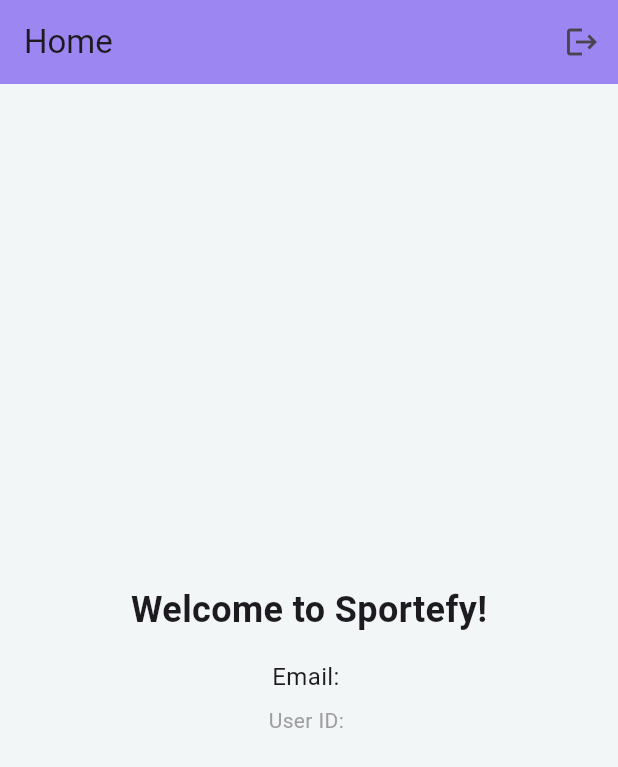
After one commit to Zohaib24648/sportefy_flutter, a Flutter app: the screen it shows once a user with an empty profile is signed in, on a phone screen of 412 x 824 dp. The commit adds this screen. Shown: the top 767 px of the screen. Run offline on Flutter 3.47's test engine with Material 3 defaults, Android fonts, the light colour scheme and no system bars; our stand-ins replace drift, drift_flutter, flutter_bloc, flutter_dotenv, get_it, injectable and 1 more; accounts and stored records are empty; generated files the repository leaves out were written again; network calls fail.

Commit message:
added bloc and supabase

```diff
--- a/lib/bloc/auth/auth_event.dart
+++ b/lib/bloc/auth/auth_event.dart
@@ -1,40 +1,33 @@
-//lib/bloc/auth/auth_event.dart
-import 'package:equatable/equatable.dart';
-import 'package:sportefy/data/model/Signin_request.dart';
-import '../../data/model/signup_request.dart';
+part of 'auth_bloc.dart';
 
-abstract class AuthEvent extends Equatable {
-  const AuthEvent();
+abstract class AuthEvent {}
 
-  @override
-  List<Object?> get props => [];
+class AuthCheckRequested extends AuthEvent {}
+
+class SignInRequested extends AuthEvent {
+  final SignInRequest signInRequest;
+
+  SignInRequested({required this.signInRequest});
 }
 
 class SignUpRequested extends AuthEvent {
   final SignupRequest signupRequest;
 
-  const SignUpRequested({required this.signupRequest});
-
-  @override
-  List<Object?> get props => [signupRequest];
+  SignUpRequested({required this.signupRequest});
 }
 
+enum OAuthProviderTypes { apple, google, facebook }
+
 class OAuthSignInRequested extends AuthEvent {
-  final OAuthProvider provider;
+  final supabase.OAuthProvider provider;
 
-  const OAuthSignInRequested({required this.provider});
-
-  @override
-  List<Object?> get props => [provider];
+  OAuthSignInRequested({required this.provider});
 }
 
-class SignInRequested extends AuthEvent {
-  final SignInRequest signInRequest;
+class SignOutRequested extends AuthEvent {}
 
-  const SignInRequested({required this.signInRequest});
+class SupabaseAuthStateChanged extends AuthEvent {
+  final supabase.AuthState supabaseAuthState;
 
-  @override
-  List<Object?> get props => [signInRequest];
+  SupabaseAuthStateChanged(this.supabaseAuthState);
 }
-
-enum OAuthProvider { apple, google, facebook }
--- a/lib/bloc/auth/auth_state.dart
+++ b/lib/bloc/auth/auth_state.dart
@@ -1,33 +1,27 @@
-//lib/bloc/auth/auth_state.dart
-import 'package:equatable/equatable.dart';
+part of 'auth_bloc.dart';
 
-import '../../data/model/user.dart';
-
-abstract class AuthState extends Equatable {
-  const AuthState();
-
-  @override
-  List<Object?> get props => [];
-}
+abstract class AuthState {}
 
 class AuthInitial extends AuthState {}
 
 class AuthLoading extends AuthState {}
 
 class AuthSuccess extends AuthState {
-  final User user;
+  final String? message;
 
-  const AuthSuccess({required this.user});
-
-  @override
-  List<Object?> get props => [user];
+  AuthSuccess({this.message});
 }
 
-class AuthFailure extends AuthState {
+class AuthError extends AuthState {
   final String error;
 
-  const AuthFailure({required this.error});
+  AuthError(this.error);
+}
 
-  @override
-  List<Object?> get props => [error];
+class Authenticated extends AuthState {
+  final supabase.User user;
+
+  Authenticated(this.user);
 }
+
+class Unauthenticated extends AuthState {}
--- /dev/null
+++ b/lib/data/repository/i_auth_repository.dart
@@ -0,0 +1,22 @@
+import 'package:supabase_flutter/supabase_flutter.dart';
+
+abstract class IAuthRepository {
+  Future<void> signInWithEmailAndPassword({
+    required String email,
+    required String password,
+  });
+
+  Future<void> signUpWithEmailAndPassword({
+    required String email,
+    required String password,
+    Map<String, dynamic>? metadata,
+  });
+
+  Future<void> signInWithOAuth(OAuthProvider provider);
+
+  Future<void> signOut();
+
+  Stream<AuthState> get authStateChanges;
+
+  User? get currentUser;
+}
--- a/lib/main.dart
+++ b/lib/main.dart
@@ -1,17 +1,34 @@
-//lib/main.dart
-
 import 'package:flutter/material.dart';
 import 'package:flutter_bloc/flutter_bloc.dart';
-import 'package:sportefy/presentation/constants/app_colors.dart';
-import 'package:sportefy/presentation/screens/auth/signin_screen.dart';
-import 'package:sportefy/presentation/screens/auth/signup_screen.dart';
+import 'package:flutter_dotenv/flutter_dotenv.dart';
+import 'package:sportefy/presentation/screens/general/splash_screen.dart';
+import 'package:supabase_flutter/supabase_flutter.dart' hide AuthState;
+import 'bloc/auth/auth_bloc.dart';
+import 'dependency_injection.dart';
+import 'presentation/screens/auth/signin_screen.dart';
+import 'presentation/screens/auth/signup_screen.dart';
+import 'presentation/screens/home/home_screen.dart';
 
-import 'bloc/auth/auth_bloc.dart';
-import 'data/repository/auth_repository.dart';
+Future<void> main() async {
+  WidgetsFlutterBinding.ensureInitialized();
+  await dotenv.load(fileName: ".env");
 
-void main() {
-  WidgetsFlutterBinding.ensureInitialized();
-  runApp(const Sportefy());
+  await Supabase.initialize(
+    url: dotenv.env['SUPABASE_URL'] ?? '',
+    anonKey: dotenv.env['SUPABASE_ANON_KEY'] ?? '',
+    authOptions: const FlutterAuthClientOptions(
+      authFlowType: AuthFlowType.pkce,
+    ),
+  );
+
+  configureDependencies();
+
+  runApp(
+    BlocProvider(
+      create: (_) => getIt<AuthBloc>()..add(AuthCheckRequested()),
+      child: const Sportefy(),
+    ),
+  );
 }
 
 class Sportefy extends StatelessWidget {
@@ -19,28 +36,24 @@
 
   @override
   Widget build(BuildContext context) {
-    return MultiRepositoryProvider(
-      providers: [RepositoryProvider(create: (context) => AuthRepository())],
-      child: MultiBlocProvider(
-        providers: [
-          BlocProvider(
-            create: (context) =>
-                AuthBloc(authRepository: context.read<AuthRepository>()),
-          ),
-        ],
-        child: MaterialApp(
-          theme: ThemeData.light().copyWith(
-            scaffoldBackgroundColor: AppColors.backgroundColor,
-            colorScheme: ColorScheme.fromSeed(
-              seedColor: AppColors.primaryColor,
-            ),
-          ),
-          home: const SignUpScreen(),
-          routes: {
-            '/signup': (context) => const SignUpScreen(),
-            '/signin': (context) => const SignInScreen(),
-          },
-        ),
+    return MaterialApp(
+      title: 'Sportefy',
+      debugShowCheckedModeBanner: false,
+      routes: {
+        '/signin': (context) => const SignInScreen(),
+        '/signup': (context) => const SignUpScreen(),
+        '/home': (context) => const HomePage(),
+      },
+      home: BlocBuilder<AuthBloc, AuthState>(
+        builder: (context, state) {
+          if (state is AuthInitial || state is AuthLoading) {
+            return const SplashScreen();
+          } else if (state is Authenticated) {
+            return const HomePage();
+          } else {
+            return const SignInScreen();
+          }
+        },
       ),
     );
   }
--- /dev/null
+++ b/lib/presentation/screens/home/home_screen.dart
@@ -0,0 +1,58 @@
+import 'package:flutter/material.dart';
+import 'package:flutter_bloc/flutter_bloc.dart';
+import '../../../bloc/auth/auth_bloc.dart';
+import '../../constants/app_colors.dart';
+
+class HomePage extends StatelessWidget {
+  const HomePage({super.key});
+
+  @override
+  Widget build(BuildContext context) {
+    return Scaffold(
+      backgroundColor: AppColors.backgroundColor,
+      appBar: AppBar(
+        title: const Text('Home'),
+        backgroundColor: AppColors.primaryColor,
+        actions: [
+          IconButton(
+            icon: const Icon(Icons.logout),
+            onPressed: () {
+              context.read<AuthBloc>().add(SignOutRequested());
+            },
+          ),
+        ],
+      ),
+      body: BlocBuilder<AuthBloc, AuthState>(
+        builder: (context, state) {
+          if (state is Authenticated) {
+            return Center(
+              child: Column(
+                mainAxisAlignment: MainAxisAlignment.center,
+                children: [
+                  const Text(
+                    'Welcome to Sportefy!',
+                    style: TextStyle(
+                      fontSize: 24,
+                      fontWeight: FontWeight.bold,
+                    ),
+                  ),
+                  const SizedBox(height: 16),
+                  Text(
+                    'Email: ${state.user.email}',
+                    style: const TextStyle(fontSize: 16),
+                  ),
+                  const SizedBox(height: 8),
+                  Text(
+                    'User ID: ${state.user.id}',
+                    style: const TextStyle(fontSize: 14, color: Colors.grey),
+                  ),
+                ],
+              ),
+            );
+          }
+          return const Center(child: CircularProgressIndicator());
+        },
+      ),
+    );
+  }
+}
```
Also changed, not shown: lib/bloc/auth/auth_bloc.dart (+134 -25 lines), lib/core/app_module.dart (added, +8 -0 lines), lib/data/db/database.dart (added, +33 -0 lines), lib/data/repository/auth_repository.dart (+38 -69 lines), lib/dependency_injection.dart (added, +8 -0 lines), lib/presentation/screens/auth/signin_screen.dart (+10 -14 lines), lib/presentation/screens/auth/signup_screen.dart (+4 -5 lines), lib/presentation/screens/general/splash_screen.dart (added, +31 -0 lines), pubspec.yaml (+15 -72 lines), lib/data/db/database.g.dart (added), lib/dependency_injection.config.dart (added), pubspec.lock, 11 other files.
